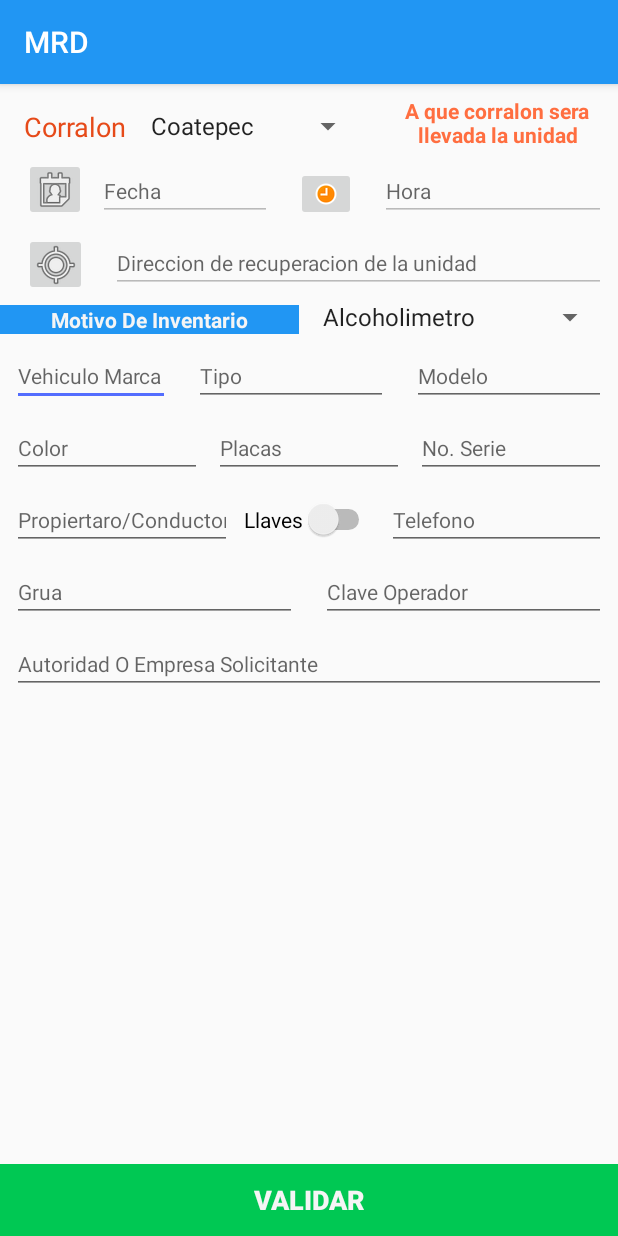
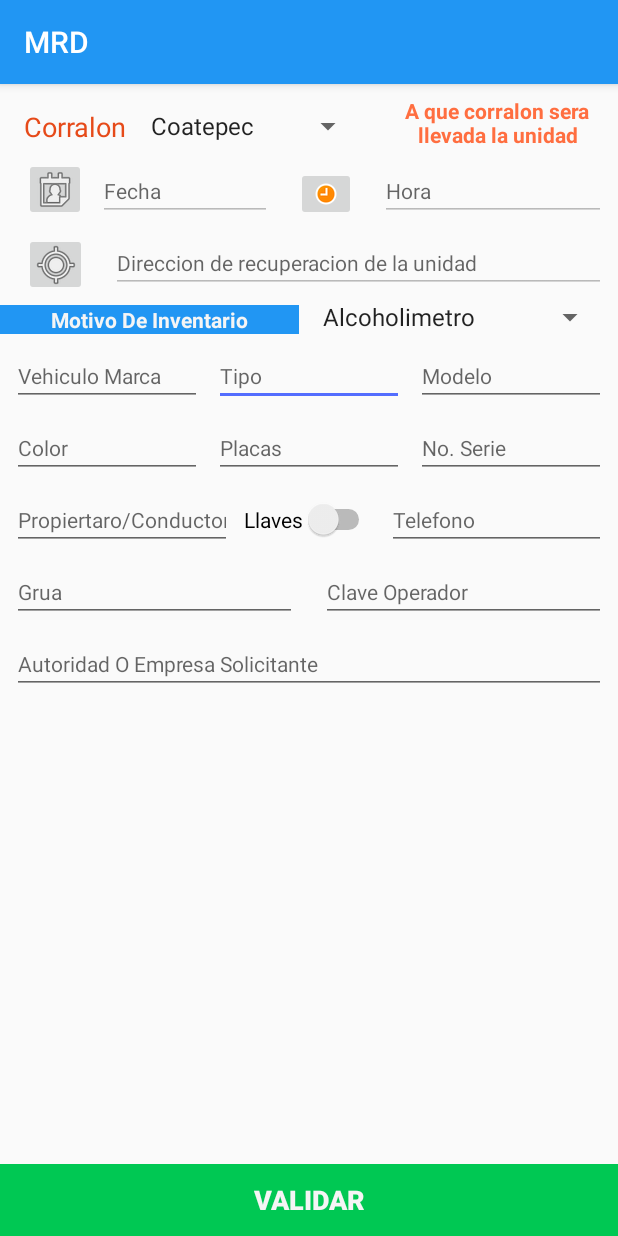
Before and after one commit to SupeerTuX/MRD, an Android app: the ClienteActivity screen opened directly, with no data from a screen before it, on a phone screen of 412 x 824 dp. Run offline under Robolectric (Android 15) with nearby library versions, the phone set to English and light mode, and no system bars.

Commit message:
Autocompletado del campo marca

```diff
--- a/app/src/main/java/com/example/mrd/Activities/CapturaActivity.java
+++ b/app/src/main/java/com/example/mrd/Activities/CapturaActivity.java
@@ -141,7 +141,7 @@ public class CapturaActivity extends AppCompatActivity {
                 Bundle objRecivido = data.getExtras();
                 clienteData = (ClienteData) objRecivido.getSerializable("cliente");
                 imgClienteOK.setVisibility(View.VISIBLE);
-                ibClienteEdit.setVisibility(View.VISIBLE);
+                //ibClienteEdit.setVisibility(View.VISIBLE);
                 //btnCliente.setVisibility(View.INVISIBLE);
                 btnCliente.setEnabled(false);
                 //Guardamos el resultado de la activyty
--- a/app/src/main/java/com/example/mrd/Activities/ClienteActivity.java
+++ b/app/src/main/java/com/example/mrd/Activities/ClienteActivity.java
@@ -11,6 +11,7 @@ import android.icu.util.Calendar;
 import android.os.Bundle;
 import android.view.View;
 import android.widget.ArrayAdapter;
+import android.widget.AutoCompleteTextView;
 import android.widget.Button;
 import android.widget.DatePicker;
 import android.widget.EditText;
@@ -38,7 +39,6 @@ public class ClienteActivity extends AppCompatActivity {
     private EditText etDireccion;
     private Spinner spinnerInventario;
     private Spinner spinnerCorralon;
-    private EditText etVehiculoMarca;
     private EditText etVehiculoTipo;
     private EditText etVehiculoModelo;
     private EditText etVehiculoColor;
@@ -50,6 +50,9 @@ public class ClienteActivity extends AppCompatActivity {
     private EditText etOperadorGrua;
     private EditText etOperadorClave;
     private EditText etAutoridad;
+    private AutoCompleteTextView acMarca;
+
+
 
     private  String dbDate;
     private  String dbTime;
@@ -92,7 +95,6 @@ public class ClienteActivity extends AppCompatActivity {
         etDireccion = findViewById(R.id.editTextDireccion);
         spinnerInventario = findViewById(R.id.spinnerInventario);
         spinnerCorralon = findViewById(R.id.spinnerCorralon);
-        etVehiculoMarca = findViewById(R.id.editTextVehiculoMarca);
         etVehiculoTipo = findViewById(R.id.editTextVehiculoTipo);
         etVehiculoModelo = findViewById(R.id.editTextVehiculoModelo);
         etVehiculoColor = findViewById(R.id.editTextVehiculoColor);
@@ -105,6 +107,15 @@ public class ClienteActivity extends AppCompatActivity {
         etOperadorGrua = findViewById(R.id.editTextGrua);
         etOperadorClave = findViewById(R.id.editTextClave);
         etAutoridad = findViewById(R.id.editTextAutoridad);
+        acMarca = (AutoCompleteTextView) findViewById(R.id.autoCompleteMarca);
+
+
+        String[] marcas = getResources().getStringArray(R.array.marca_array);
+        ArrayAdapter<String> marcaAdapter = new ArrayAdapter<String>(this, android.R.layout.simple_list_item_1, marcas);
+        acMarca.setAdapter(marcaAdapter);
+
+
+
 
 
         ArrayAdapter<CharSequence> adapterInventario =  ArrayAdapter.createFromResource(ClienteActivity.this, R.array.inventario_array, android.R.layout.simple_spinner_item);
@@ -130,7 +141,8 @@ public class ClienteActivity extends AppCompatActivity {
                 clienteData.setTime(etTime.getText().toString());
                 clienteData.setDireccion(etDireccion.getText().toString());
                 clienteData.setMotivoInventario(spinnerInventario.getSelectedItem().toString());
-                clienteData.setVehiculoMarca(etVehiculoMarca.getText().toString());
+                //*
+                clienteData.setVehiculoMarca(acMarca.getText().toString());
                 clienteData.setVehiculoTipo(etVehiculoTipo.getText().toString());
                 clienteData.setVehiculoModelo(etVehiculoModelo.getText().toString());
                 clienteData.setVehiculoColor(etVehiculoColor.getText().toString());
--- a/app/src/main/res/layout/activity_cliente.xml
+++ b/app/src/main/res/layout/activity_cliente.xml
@@ -106,31 +106,17 @@
         app:layout_constraintTop_toBottomOf="@+id/editTextDireccion" />
 
     <EditText
-        android:id="@+id/editTextVehiculoMarca"
-        android:layout_width="105dp"
-        android:layout_height="wrap_content"
-        android:layout_marginStart="8dp"
-        android:layout_marginTop="8dp"
-        android:ems="10"
-        android:hint="Vehiculo Marca"
-        android:inputType="textCapWords"
-        android:textSize="14sp"
-        app:layout_constraintStart_toStartOf="parent"
-        app:layout_constraintTop_toBottomOf="@+id/textViewInventario" />
-
-    <EditText
         android:id="@+id/editTextVehiculoTipo"
         android:layout_width="0dp"
         android:layout_height="wrap_content"
-        android:layout_marginStart="16dp"
-        android:layout_marginEnd="8dp"
+        android:layout_marginStart="8dp"
         android:ems="10"
         android:hint="Tipo"
         android:inputType="textCapWords"
         android:textSize="14sp"
-        app:layout_constraintBaseline_toBaselineOf="@+id/editTextVehiculoMarca"
+        app:layout_constraintBaseline_toBaselineOf="@+id/autoCompleteMarca"
         app:layout_constraintEnd_toStartOf="@+id/editTextVehiculoModelo"
-        app:layout_constraintStart_toEndOf="@+id/editTextVehiculoMarca" />
+        app:layout_constraintStart_toEndOf="@+id/autoCompleteMarca" />
 
     <EditText
         android:id="@+id/editTextVehiculoModelo"
@@ -144,6 +130,7 @@
         android:textSize="14sp"
         app:layout_constraintBaseline_toBaselineOf="@+id/editTextVehiculoTipo"
         app:layout_constraintEnd_toEndOf="parent"
+        app:layout_constraintHorizontal_bias="0.937"
         app:layout_constraintStart_toEndOf="@+id/editTextVehiculoTipo" />
 
     <EditText
@@ -158,7 +145,7 @@
         android:textSize="14sp"
         app:layout_constraintEnd_toStartOf="@+id/editTextPlacas"
         app:layout_constraintStart_toStartOf="parent"
-        app:layout_constraintTop_toBottomOf="@+id/editTextVehiculoMarca" />
+        app:layout_constraintTop_toBottomOf="@+id/autoCompleteMarca" />
 
     <EditText
         android:id="@+id/editTextPlacas"
@@ -323,4 +310,16 @@
         app:layout_constraintStart_toEndOf="@+id/spinnerCorralon"
         app:layout_constraintTop_toTopOf="parent" />
 
+    <AutoCompleteTextView
+        android:id="@+id/autoCompleteMarca"
+        android:layout_width="0dp"
+        android:layout_height="wrap_content"
+        android:layout_marginStart="8dp"
+        android:layout_marginTop="8dp"
+        android:hint="Vehiculo Marca"
+        android:textSize="14sp"
+        app:layout_constraintEnd_toStartOf="@+id/editTextVehiculoTipo"
+        app:layout_constraintStart_toStartOf="parent"
+        app:layout_constraintTop_toBottomOf="@+id/textViewInventario" />
+
 </androidx.constraintlayout.widget.ConstraintLayout>
--- a/app/src/main/res/values/marca.xml
+++ b/app/src/main/res/values/marca.xml
@@ -8,6 +8,105 @@
         <item>AVIONES</item>
         <item>BENTLEY</item>
         <item>BMW</item>
-
+        <item>BORGWARD</item>
+        <item>BUICK</item>
+        <item>CADILLAC</item>
+        <item>CAMIONES</item>
+        <item>CARROS DE GOLF</item>
+        <item>CASAS RODANTES</item>
+        <item>CBO</item>
+        <item>CHEVROLET</item>
+        <item>CHRYSLER</item>
+        <item>CITRöEN</item>
+        <item>DFM SPARTAK</item>
+        <item>DINA</item>
+        <item>DODGE</item>
+        <item>ESPECIALES</item>
+        <item>FAW</item>
+        <item>FERRARI</item>
+        <item>FIAT</item>
+        <item>FORD</item>
+        <item>FREIGHTLINER</item>
+        <item>GIANT</item>
+        <item>GMC</item>
+        <item>GO KART / A. DE CARRERAS</item>
+        <item>HONDA</item>
+        <item>HUMMER</item>
+        <item>INFINITI</item>
+        <item>INTERNATIONAL</item>
+        <item>ISUZU</item>
+        <item>JAGUAR</item>
+        <item>JEEP</item>
+        <item>KENWORTH</item>
+        <item>LAMBORGHINI</item>
+        <item>LANCHAS</item>
+        <item>LANCIA</item>
+        <item>LAND ROVER</item>
+        <item>LINCOLN</item>
+        <item>LOTUS</item>
+        <item>MAQUINARIA</item>
+        <item>MASA</item>
+        <item>MASERATI</item>
+        <item>MAYBACH</item>
+        <item>MAZDA</item>
+        <item>MERCEDES BENZ</item>
+        <item>MERCURY</item>
+        <item>MG</item>
+        <item>MINI</item>
+        <item>MITSUBISHI</item>
+        <item>MONTACARGAS</item>
+        <item>NISSAN</item>
+        <item>OLDSMOBILE</item>
+        <item>OPEL</item>
+        <item>PEUGEOT</item>
+        <item>PIAGGIO</item>
+        <item>PONTIAC</item>
+        <item>PORSCHE</item>
+        <item>RAMBLER</item>
+        <item>REMOLQUES</item>
+        <item>RENAULT</item>
+        <item>ROLLS ROYCE</item>
+        <item>ROVER</item>
+        <item>SAAB</item>
+        <item>SATURN</item>
+        <item>SEAT</item>
+        <item>SHELBY</item>
+        <item>SMART</item>
+        <item>SSANGYONG MOTOR</item>
+        <item>SUBARU</item>
+        <item>SUNBEAM</item>
+        <item>SUZUKI</item>
+        <item>TOYOTA</item>
+        <item>VOLKSWAGEN</item>
+        <item>VOLVO</item>
+        <item>TESLA</item>
+        <item>HYUNDAI</item>
+        <item>SCANIA</item>
+        <item>MACK</item>
+        <item>DINAMO</item>
+        <item>BOBCAT</item>
+        <item>FOTON</item>
+        <item>RAM</item>
+        <item>FRUEHAUF</item>
+        <item>HINO</item>
+        <item>HINO</item>
+        <item>STERLING</item>
+        <item>STERLING</item>
+        <item>AUTOTRADER</item>
+        <item>IRIZAR</item>
+        <item>KIA</item>
+        <item>TORTON</item>
+        <item>TANQUE</item>
+        <item>VARIOS</item>
+        <item>CENTURY</item>
+        <item>STYLE</item>
+        <item>CARRITO</item>
+        <item>DUTSON</item>
+        <item>TRACTOR</item>
+        <item>TRIUMPH</item>
+        <item>IMPORTADO</item>
+        <item>BAIC</item>
+        <item>KODIAK</item>
+        <item>WAW</item>
     </string-array>
 </resources>
```
